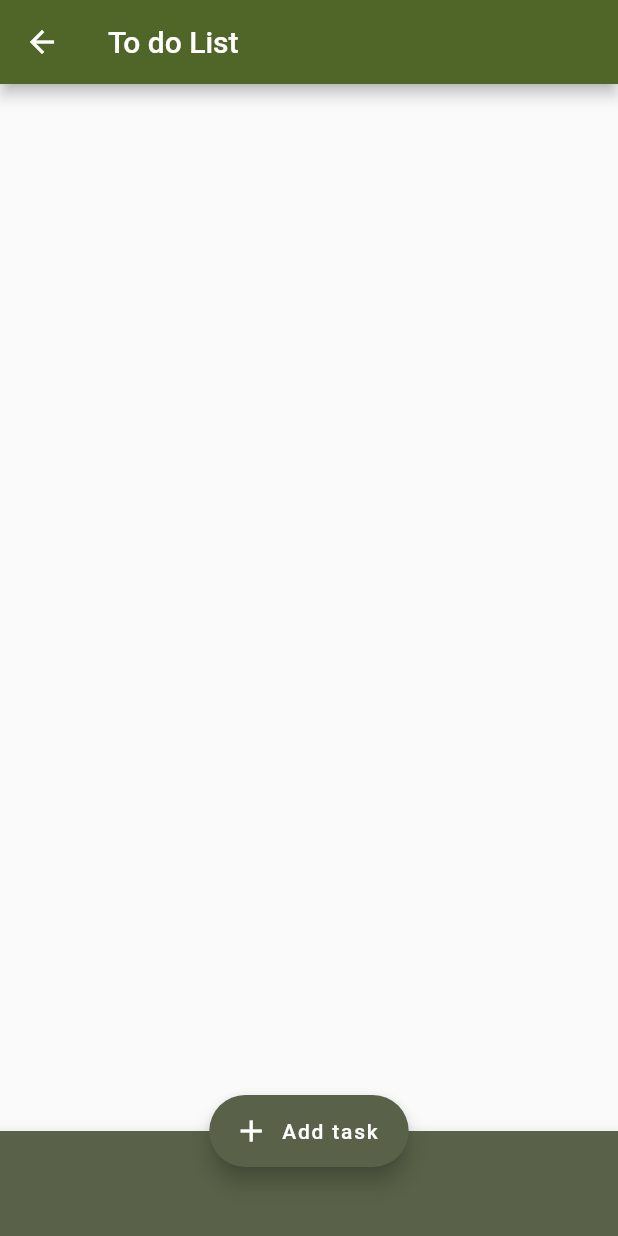
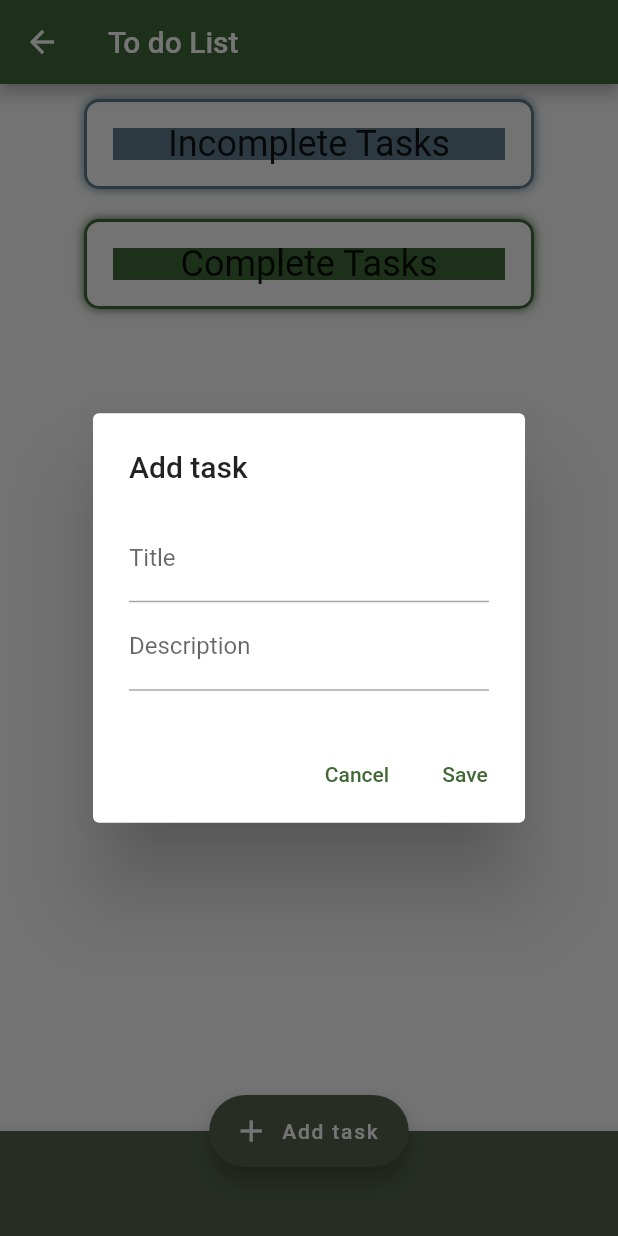
Before and after one commit to Wisdom-Makokha/To-do-list-app, a Flutter app: the HomeScreen screen opened by its route, after a tap on "Add task", on a phone screen of 412 x 824 dp. Run offline on Flutter 3.47's test engine with Material 2 defaults, Android fonts, the phone set to English and light mode, and no system bars; our stand-ins replace fluttertoast, sqflite; accounts and stored records are empty.

Commit message:
messing around with it

```diff
--- a/lib/main.dart
+++ b/lib/main.dart
@@ -63,7 +63,7 @@ class ToDoApp extends StatelessWidget {
         '/ForgotPass': (context) => const ForgotPassScreen(),
       },
       theme: ThemeData(
-        colorScheme: ColorScheme.fromSeed(seedColor: const Color(0xFF648c11 )),
+        colorScheme: ColorScheme.fromSeed(seedColor: const Color(0xFF00FF00 )),
         visualDensity: VisualDensity.adaptivePlatformDensity,
       ),
     );
--- a/lib/screens/home_screen.dart
+++ b/lib/screens/home_screen.dart
@@ -28,6 +28,8 @@ class HomeScreenState extends State<HomeScreen> {
   }
 
   List<MyTasks> tasks = [];
+  List<MyTasks> inCompletedTasks = [];
+  List<MyTasks> completedTasks = [];
 
   final taskNameController = TextEditingController();
   final descriptionController = TextEditingController();
@@ -53,7 +55,18 @@ class HomeScreenState extends State<HomeScreen> {
             completed: taskList[i][taskTBCompletedFlag] == 1 ? true : false,
             taskUserId: taskList[i][taskTBUserIdForeign])
     );
-    setState(() {tasks;});
+
+    for(int i = 0; i < tasks.length; i++){
+      if(tasks[i].completed){
+        completedTasks.add(tasks[i]);
+      } else {
+        inCompletedTasks.add(tasks[i]);
+      }
+    }
+    setState(() {
+      completedTasks;
+      inCompletedTasks;
+    });
   }
 
   Future<int> getId() async {
@@ -87,7 +100,7 @@ class HomeScreenState extends State<HomeScreen> {
     );
 
     setState(() {
-      tasks.add(myNewTask);
+      inCompletedTasks.add(myNewTask);
     });
 
     await toDoListDatabase.insert(taskTable, myNewTask.toMap(),
@@ -145,12 +158,12 @@ class HomeScreenState extends State<HomeScreen> {
     );
   }
 
-  int numberOfTasks(){
+  int numberOfTasks(List<MyTasks> toCount){
     setState(() {
-      tasks;
+      toCount;
     });
 
-    return tasks.length;
+    return toCount.length;
   }
 
   ///This is a function that returns a text style and takes to values
@@ -179,14 +192,62 @@ class HomeScreenState extends State<HomeScreen> {
 
   ///This function returns a color and also checks if the task is done
   Color getColor(BuildContext context, bool done) {
-    return done ? Colors.lime : Colors.purple;
+    return done ? Theme.of(context).colorScheme.primary
+        : Colors.blueGrey;
   }
 
-  Widget buildList(BuildContext context){
+  Widget buildContainer(BuildContext context, String inText, bool done){
+    return Container(
+      height: 60,
+      width: 300,
+      margin: const EdgeInsets.only(bottom: 10, top: 10),
+      padding: const EdgeInsets.all(3),
+      alignment: Alignment.center,
+      decoration: BoxDecoration(
+          border: Border.all(
+            color: getColor(context, done),
+            width: 2,
+            style: BorderStyle.solid,
+          ),
+          borderRadius: const BorderRadius.horizontal(
+            left: Radius.circular(10),
+            right: Radius.circular(10),
+          ),
+          boxShadow: [
+            BoxShadow(
+              color: getColor(context, done),
+              blurRadius: 5,
+              blurStyle: BlurStyle.outer,
+            )
+          ]
+      ),
+      child: Text(
+        inText,
+        style: Theme.of(context).textTheme.headlineSmall,),
+    );
+  }
+
+  Widget buildList(BuildContext context, List<MyTasks> firstList,
+      List<MyTasks> secondList){
     return ListView.builder(
-      itemCount: numberOfTasks(),
+      shrinkWrap: true,
+      itemCount: numberOfTasks(firstList),
       itemBuilder: (context, index) {
-        final task = tasks[index];
+        final task = firstList[index];
+
+        Future<void> tapToComplete()async{
+          setState(() {
+            task.completed = !task.completed;
+            secondList.add(task);
+            firstList.remove(task);
+          });
+
+          await toDoListDatabase.update(
+              taskTable,
+              task.toMap(),
+              where: 'id = ?',
+              whereArgs: [task.taskId]);
+        }
 
         return ListTile(
           leading: CircleAvatar(
@@ -209,11 +270,7 @@ class HomeScreenState extends State<HomeScreen> {
           ///task.completed is turned either true or false affecting everything else
           ///setState is important to ensure flutter actively monitors task.completed
           ///and changes everything it affects accordingly
-          onTap: () {
-            setState(() {
-              task.completed = !task.completed;
-            });
-          },
+          onTap: tapToComplete,
         );
       },
     );
@@ -225,9 +282,20 @@ class HomeScreenState extends State<HomeScreen> {
       appBar: AppBar(
         title: const Text('To do List'),
       ),
-      body: buildList(context),
+      body: SingleChildScrollView(
+        child: Column(
+          mainAxisAlignment: MainAxisAlignment.start,
+          mainAxisSize: MainAxisSize.min,
+          children: <Widget>[
+            buildContainer(context, 'Incomplete Tasks', false),
+            buildList(context, inCompletedTasks, completedTasks),
+            buildContainer(context, 'Complete Tasks', true),
+            buildList(context, completedTasks, inCompletedTasks),
+          ],
+        ),
+      ),
       floatingActionButton: FloatingActionButton.extended(
-        onPressed: viewTable,
+        onPressed: addTaskDialog,
         label: const Text('Add task'),
         icon: const Icon(Icons.add),
       ),
```
